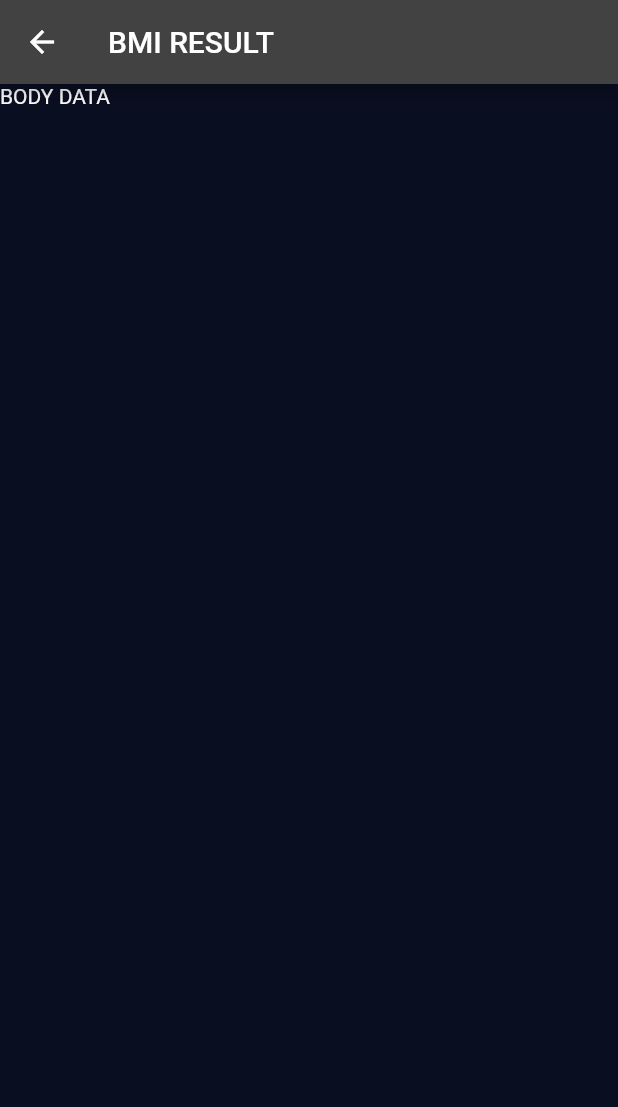
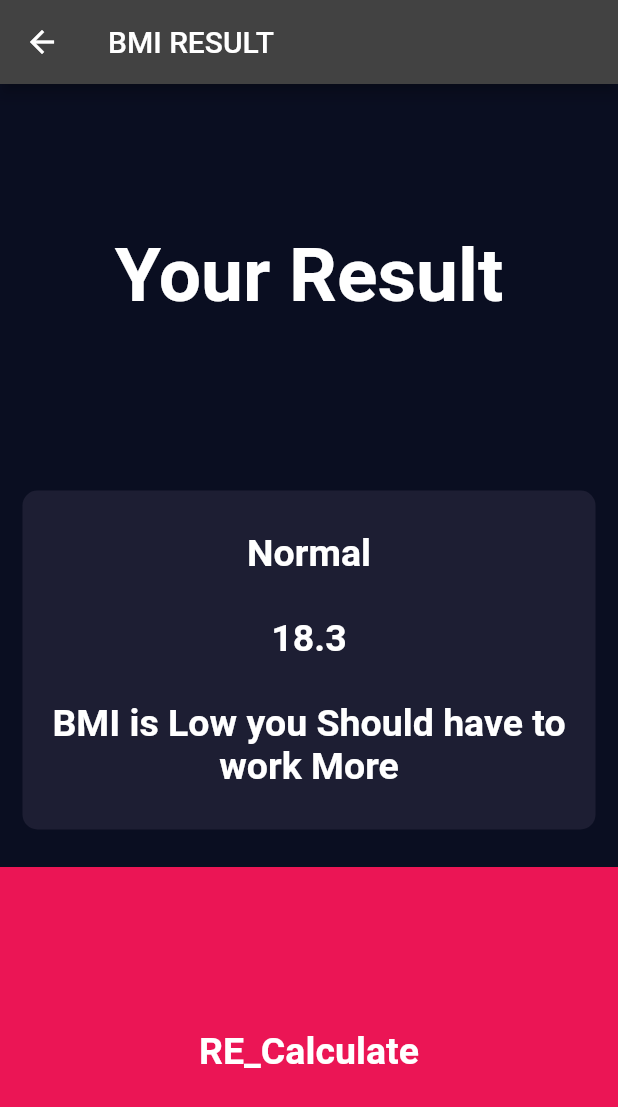
Before and after one commit to muhammad-usmman/Small-Flutter-Projects, a Flutter app: the ResultScreen screen opened directly, on a phone screen of 412 x 824 dp. Shown: the top 1107 px of the screen. Run offline on Flutter 3.47's test engine with Material 2 defaults, Android fonts, the phone set to English and light mode, and no system bars; our stand-ins replace font_awesome_flutter.

Commit message:
result page design

```diff
--- a/bmi_calculator/lib/constant.dart
+++ b/bmi_calculator/lib/constant.dart
@@ -16,3 +16,20 @@ const kLargeButtonStyle=TextStyle(
   fontSize: 25.0,
   fontWeight: FontWeight.bold,
 );
+
+const kTitleStyleS2=TextStyle(
+  fontSize: 50.0,
+  fontWeight: FontWeight.bold,
+);
+const kResultText=TextStyle(
+  fontSize: 25.0,
+  fontWeight: FontWeight.bold,
+);
+const kBMITextStyle=TextStyle(
+  fontSize: 25.0,
+  fontWeight: FontWeight.bold,
+);
+const kBodyTextStyle=TextStyle(
+  fontSize: 25.0,
+  fontWeight: FontWeight.bold,
+);
--- a/bmi_calculator/lib/resultfile.dart
+++ b/bmi_calculator/lib/resultfile.dart
@@ -1,4 +1,8 @@
+import 'package:bmi_calculator/constant.dart';
+import 'package:bmi_calculator/containerFile.dart';
 import 'package:flutter/material.dart';
+import 'input_page.dart';
+
 
 class ResultScreen extends StatelessWidget {
 
@@ -9,7 +13,69 @@ class ResultScreen extends StatelessWidget {
       appBar: AppBar(
         title: Text('BMI RESULT'),
       ),
-      body: Text('BODY DATA'),
+      body: Column(
+        mainAxisAlignment: MainAxisAlignment.spaceEvenly,
+        crossAxisAlignment: CrossAxisAlignment.stretch,
+        children: [
+          Expanded(
+            child: Container(
+              child:  Center(
+                child: Text(
+                  'Your Result',
+                  style: kTitleStyleS2,
+                ),
+              ),
+            ),
+
+          ),
+          Expanded(
+           child: RepeatContainerCode(
+             colors: activecolor,
+             cardwidget: Column(
+               mainAxisAlignment: MainAxisAlignment.spaceEvenly,
+               crossAxisAlignment: CrossAxisAlignment.center,
+               children: [
+                 Text(
+                   'Normal',
+                   style: kResultText,
+                 ),
+                 Text(
+                   '18.3',
+                   style: kBMITextStyle,
+                 ),
+                 Text(
+                   'BMI is Low you Should have to work More',
+                   textAlign: TextAlign.center,
+                   style: kBodyTextStyle,
+                 ),
+               ],
+             ),
+           ),
+          ),
+          Expanded(
+            child:  GestureDetector(
+              onTap: (){
+                Navigator.push(context, MaterialPageRoute(builder: (context)=>ResultScreen()));
+              },
+
+              child: Container(
+                child: Center(
+                  child: Text(
+                    'RE_Calculate',
+                    style: kLargeButtonStyle,
+                  ),
+                ),
+                color: Color(0xFFEB1555),
+                margin: EdgeInsets.only(top: 10.0),
+                width:  double.infinity,
+                height: 80.0,
+              ),
+            ),
+
+          ),
+
+        ],
+      ),
     );
   }
 }
```
